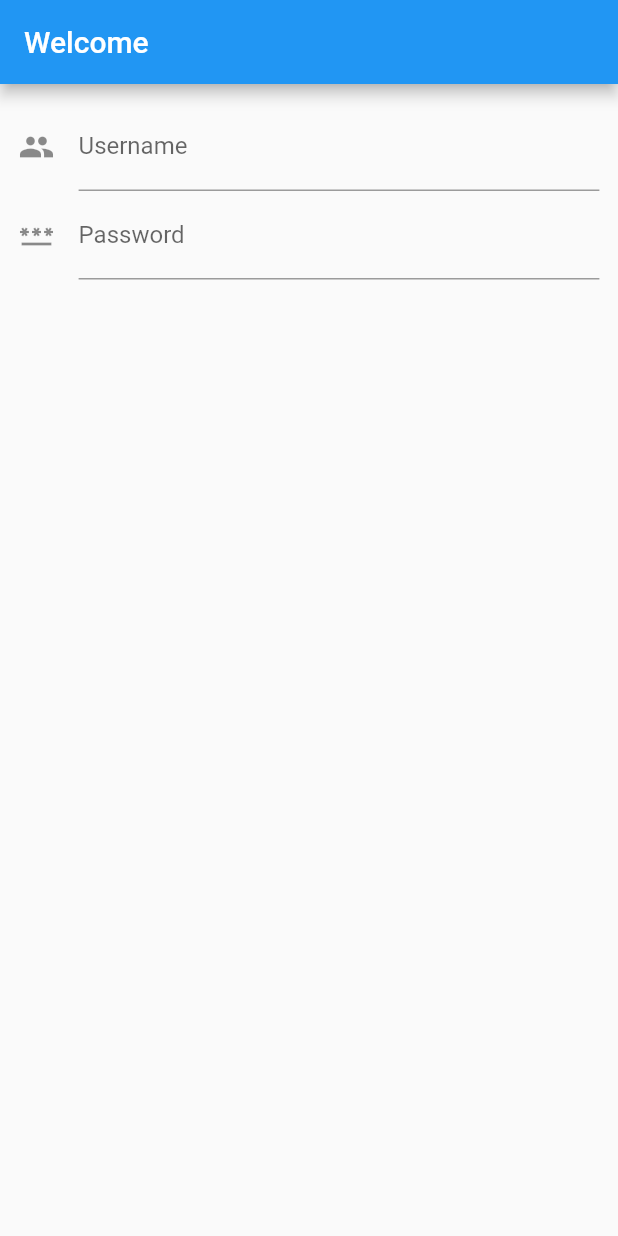
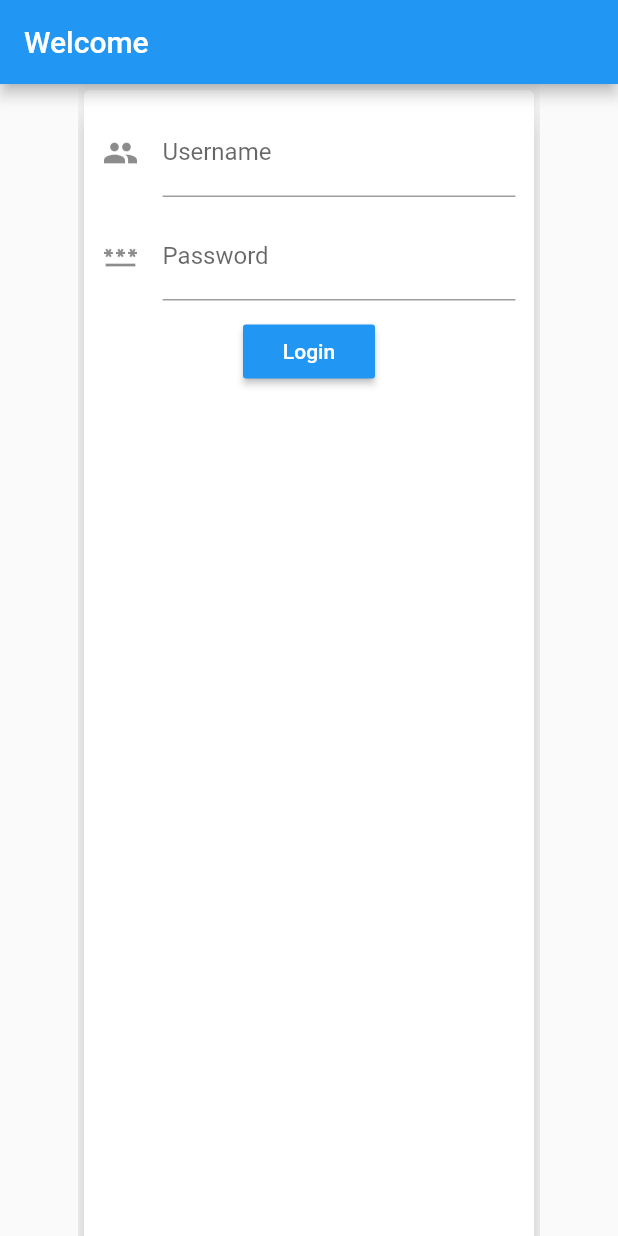
Before and after one commit to KaushalGautam080/LoginUi_flutter, a Flutter app: the screen it shows after launch, on a phone screen of 412 x 824 dp. Run offline on Flutter 3.47's test engine with Material 2 defaults, Android fonts, the phone set to English and light mode, and no system bars.

Commit message:
login ui only

```diff
--- a/lib/main.dart
+++ b/lib/main.dart
@@ -18,21 +18,40 @@ class _HomepageState extends State<Homepage> {
       appBar: AppBar(
         title: Text('Welcome'),
       ),
-      body: Container(
+      body: Center(
+        child: SingleChildScrollView(
+          physics: BouncingScrollPhysics(),
+          child: Card(
+            elevation: 10,
+            child: Container(
+              width: 300,
+              height: 1200,
               padding: EdgeInsets.all(12.4),
               child: Column(
+                mainAxisSize: MainAxisSize.min,
                 children: [
                   TextField(
                     decoration: InputDecoration(
                         labelText: "Username", icon: Icon(Icons.people)),
                   ),
+                  SizedBox(height: 10),
                   TextField(
                     decoration: InputDecoration(
                       labelText: "Password",
                       icon: Icon(Icons.password_sharp),
                     ),
-            )
+                  ),
+                  SizedBox(height: 10),
+                  MaterialButton(
+                    onPressed: () {},
+                    child: Text("Login"),
+                    color: Colors.blue,
+                    textColor: Colors.white,
+                  ),
                 ],
+              ),
+            ),
+          ),
         ),
       ),
     );
```
Lines whose indentation alone changed are shown as unchanged.
